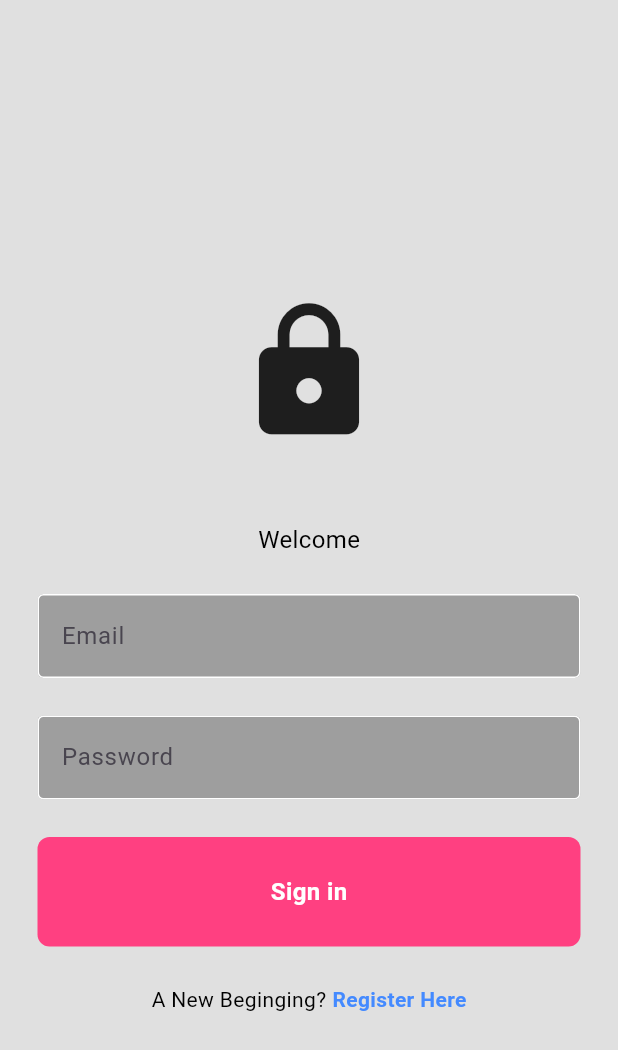
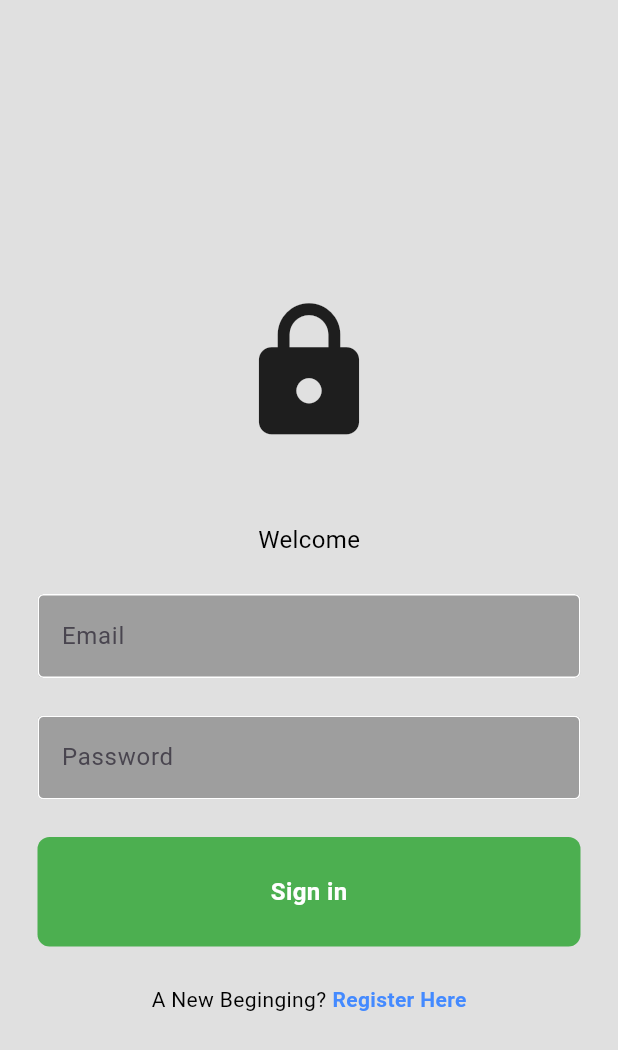
Before and after one commit to Elshadaiv/tinytales, a Flutter app: the screen it shows after launch, on a phone screen of 412 x 824 dp. Shown: the top 1050 px of the screen. Run offline on Flutter 3.47's test engine with Material 3 defaults, Android fonts, the phone set to English and light mode, and no system bars; our stand-ins replace firebase_auth, firebase_core, google_nav_bar; accounts and stored records are empty.

Commit message:
changed colour

```diff
--- a/lib/components/my_button.dart
+++ b/lib/components/my_button.dart
@@ -15,7 +15,7 @@ class MyButton extends StatelessWidget {
       padding: const EdgeInsets.all(25),
       margin: const EdgeInsets.symmetric(horizontal: 25),
         decoration: BoxDecoration(
-          color: Colors.pinkAccent,
+          color: Colors.green,
             borderRadius: BorderRadius. circular(8),
         ),
       child: Center(child: Text(text,
@@ -31,3 +31,8 @@ class MyButton extends StatelessWidget {
     );
   }
 }
+
+
+    );
+  }
+}
```
